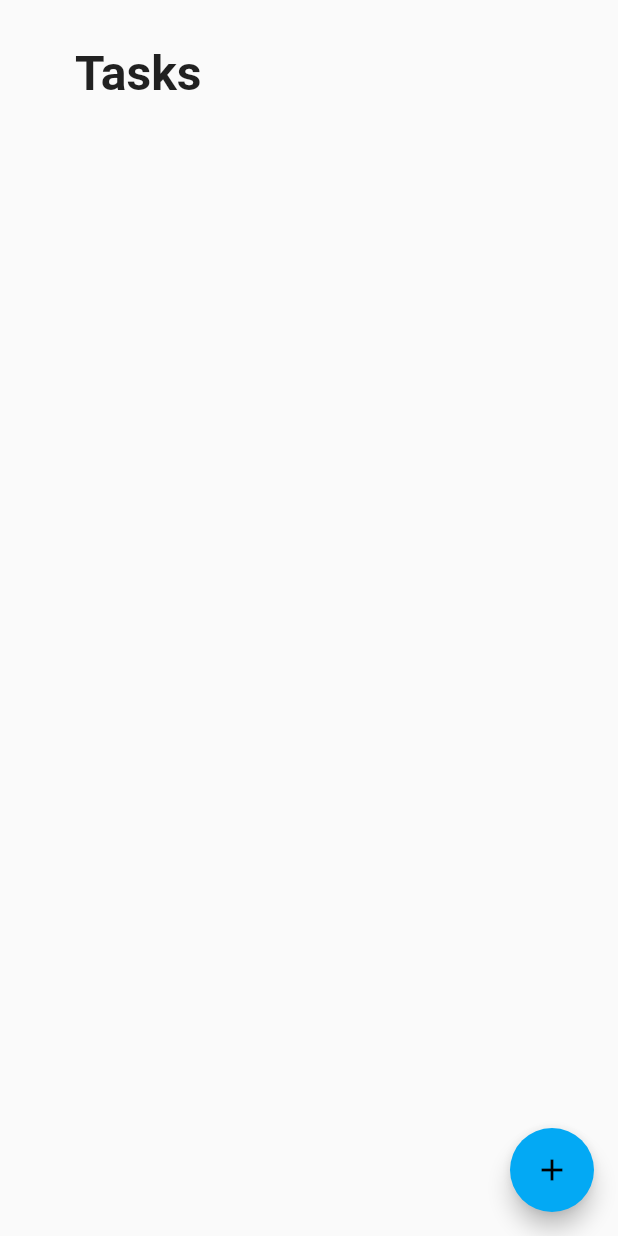
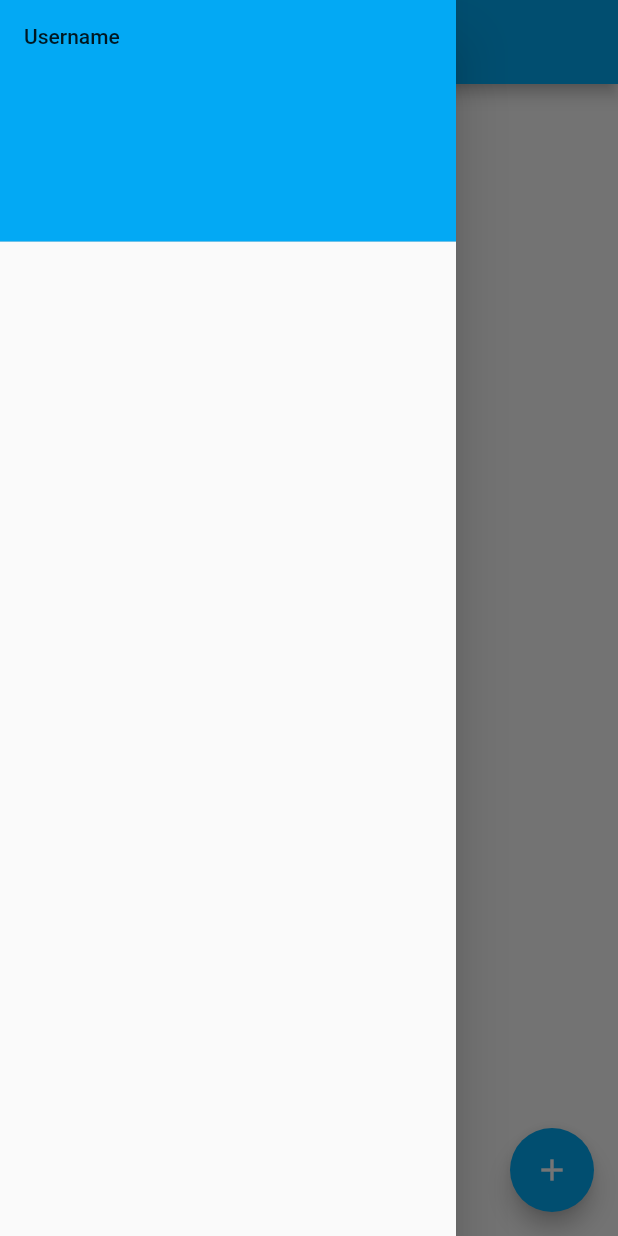
Before and after one commit to cleitonmonteiro/task-now, a Flutter app: the screen it shows after launch, with the side drawer open (before the commit the screen has no drawer), on a phone screen of 412 x 824 dp. Run offline on Flutter 3.47's test engine with Material 2 defaults, Android fonts, the phone set to English and light mode, and no system bars; our stand-ins replace sqflite; accounts and stored records are empty.

Commit message:
starting using projects ideia

```diff
--- a/lib/main.dart
+++ b/lib/main.dart
@@ -18,8 +18,8 @@ class App extends StatelessWidget {
         title: 'Task Now',
         theme: ThemeData(
           primarySwatch: Colors.lightBlue,
+          primaryColor: Colors.lightBlue,
           visualDensity: VisualDensity.adaptivePlatformDensity,
-          buttonColor: Colors.green,
           buttonTheme: ButtonThemeData().copyWith(
             padding: EdgeInsets.symmetric(horizontal: 10.0),
             minWidth: 30.0,
--- a/lib/pages/home.dart
+++ b/lib/pages/home.dart
@@ -9,31 +9,29 @@ class HomePage extends StatelessWidget {
   @override
   Widget build(BuildContext context) {
     return Scaffold(
-      body: SafeArea(
-        child: SingleChildScrollView(
-          child: Column(
-            crossAxisAlignment: CrossAxisAlignment.start,
+      appBar: AppBar(
+        title: Text(
+          'Today',
+          style: TextStyle().copyWith(color: Colors.white),
+        ),
+        iconTheme: Theme.of(context).iconTheme.copyWith(color: Colors.white),
+      ),
+      drawer: Drawer(
+        child: ListView(
+          padding: EdgeInsets.zero,
           children: <Widget>[
-              Container(
-                padding: EdgeInsets.only(left: 50.0, top: 30.0, bottom: 20.0),
-                child: Row(
-                  mainAxisAlignment: MainAxisAlignment.spaceBetween,
-                  children: <Widget>[
-                    Text(
-                      'Tasks',
-                      style: TextStyle(
-                        fontSize: 32.0,
-                        fontWeight: FontWeight.bold,
+            DrawerHeader(
+              child: Text('Username'),
+              decoration: BoxDecoration(
+                color: Theme.of(context).accentColor,
               ),
             ),
           ],
         ),
       ),
-              Consumer<TodoBrain>(
+      body: SingleChildScrollView(
+        child: Consumer<TodoBrain>(
           builder: (context, brain, _) => TodoListView(brain.todos),
-              ),
-            ],
-          ),
         ),
       ),
       // floatingActionButtonLocation: FloatingActionButtonLocation.centerFloat,
@@ -41,7 +39,10 @@ class HomePage extends StatelessWidget {
         onPressed: () async {
           _showAddTodoSheet(context);
         },
-        child: Icon(Icons.add),
+        child: Icon(
+          Icons.add,
+          color: Colors.white,
+        ),
       ),
     );
   }
--- a/lib/widgets/todo_list_view.dart
+++ b/lib/widgets/todo_list_view.dart
@@ -10,6 +10,7 @@ class TodoListView extends StatelessWidget {
   @override
   Widget build(BuildContext context) {
     return ListView.builder(
+      physics: NeverScrollableScrollPhysics(),
       shrinkWrap: true,
       itemCount: todos.length,
       itemBuilder: (context, index) => TodoItem(todo: todos[index]),
```
Also changed, not shown: lib/widgets/add_todo_bottom_sheet.dart (+71 -6 lines), lib/widgets/todo_item.dart (+6 -2 lines). Lines whose indentation alone changed are shown as unchanged.
